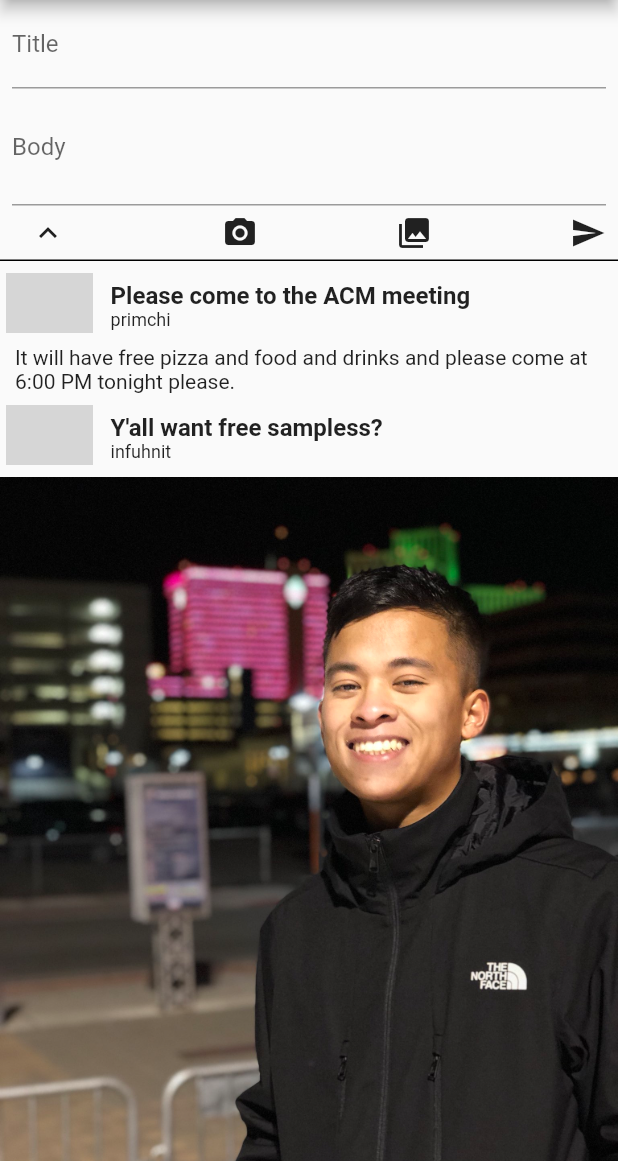
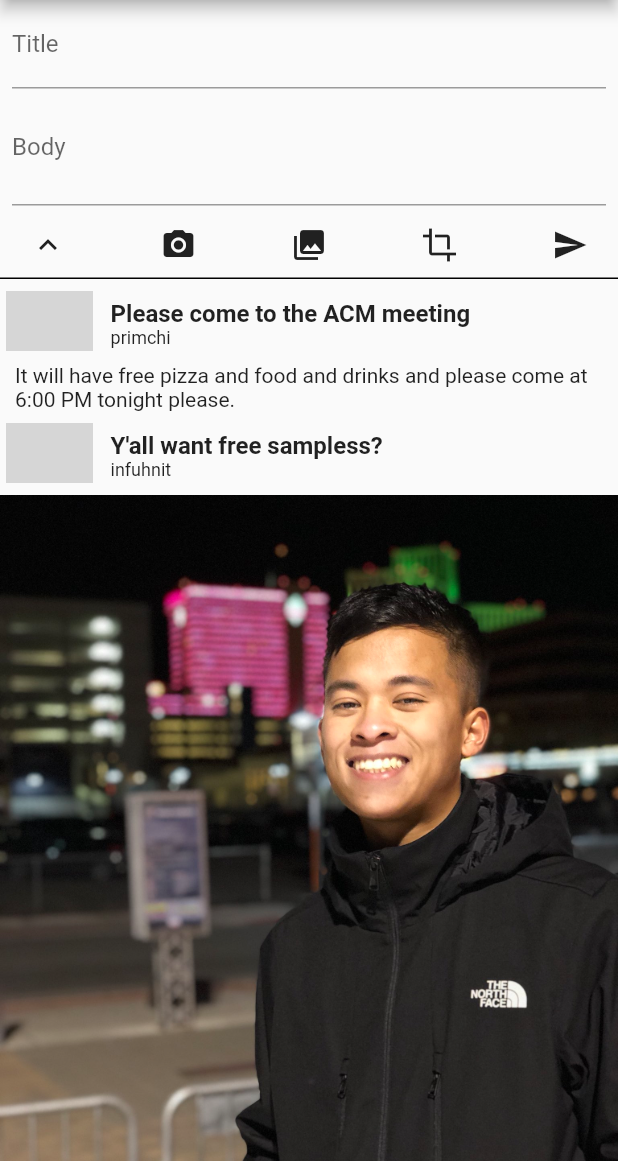
Before and after one commit to DyadSocial/dyad-mobile, a Flutter app: the FeedScreen screen opened directly, after a tap on the "post add" icon, on a phone screen of 412 x 824 dp, the part 75-1236 px from its top. Run offline on Flutter 3.47's test engine with Material 2 defaults, Android fonts, the light colour scheme and no system bars; our stand-ins replace flutter_blue, geolocator, image_cropper, image_picker, shared_preferences, sqflite and 1 more; missing offline and left inert: adaptive_navigation, path_to_regexp; accounts and stored records are empty; network calls fail; grey boxes are pictures that could not be loaded.

Commit message:
feat(ios/android-ruleset,-feed,-feed_list,-post_writer,-pubspec.yaml): added photo picker and cropper to post writer and callbacks

```diff
--- a/dyadapp/lib/src/pages/feed.dart
+++ b/dyadapp/lib/src/pages/feed.dart
@@ -88,7 +88,11 @@ class _FeedScreenState extends State<FeedScreen>
               flex: 0,
               child: Visibility(
                 visible: _postWriterActive,
-                child: PostWriter(postWriterCloseCallback),
+                child: PostWriter((postForm) async {
+                  print("${postForm.title}");
+                  print("${postForm.content}");
+                  print("${postForm.imageFile}");
+                }, postWriterCloseCallback),
               ),
             ),
             Expanded(
--- a/dyadapp/lib/src/widgets/feed_list.dart
+++ b/dyadapp/lib/src/widgets/feed_list.dart
@@ -14,7 +14,6 @@ class FeedList extends StatelessWidget {
 
   @override
   Widget build(BuildContext context) {
-    print(groupInstance.getUser(posts[0].author));
     return ListView.builder(
       itemCount: posts.length,
       itemBuilder: (context, index) => PostTile(
--- a/dyadapp/lib/src/widgets/post_writer.dart
+++ b/dyadapp/lib/src/widgets/post_writer.dart
@@ -1,12 +1,27 @@
 import 'package:flutter/material.dart';
+// Image Packages
+import 'dart:io';
+import 'package:image_picker/image_picker.dart';
+import 'package:image_cropper/image_cropper.dart';
+
+class PostForm {
+  final String title;
+  final String content;
+  final File? imageFile;
+
+  PostForm(this.title, this.content, {this.imageFile});
+}
 
 class PostWriter extends StatefulWidget {
+  final ValueChanged<PostForm> onWritePost;
   final Function() closeWriterCallback;
 
   PostWriter(
+    onWritePost,
     closeWriterCallback, {
     Key? key,
-  })  : this.closeWriterCallback = closeWriterCallback,
+  })  : this.onWritePost = onWritePost,
+        this.closeWriterCallback = closeWriterCallback,
         super(key: key);
 
   @override
@@ -14,6 +29,11 @@ class PostWriter extends StatefulWidget {
 }
 
 class _PostWriterState extends State<PostWriter> {
+  final _titleController = TextEditingController();
+  final _contentController = TextEditingController();
+  final ImagePicker _picker = ImagePicker();
+  File? _imageFile;
+
   @override
   void initState() {
     super.initState();
@@ -22,6 +42,34 @@ class _PostWriterState extends State<PostWriter> {
   @override
   void dispose() {
     super.dispose();
+  }
+
+  Future<void> _imagePicker(ImageSource src) async {
+    final XFile? image = await this._picker.pickImage(source: src);
+    if (image != null) {
+      setState(() {
+        _imageFile = File(image.path);
+      });
+    }
+  }
+
+  Future<void> _imageCropper() async {
+    File? cropped = await ImageCropper.cropImage(
+      sourcePath: _imageFile!.path,
+      aspectRatioPresets: [
+        CropAspectRatioPreset.original,
+        CropAspectRatioPreset.square,
+        CropAspectRatioPreset.ratio5x4,
+        CropAspectRatioPreset.ratio4x3
+      ],
+    );
+    setState(() {
+      _imageFile = cropped ?? _imageFile;
+    });
+  }
+
+  void _removeImage() {
+    setState(() => _imageFile = null);
   }
 
   @override
@@ -33,6 +81,8 @@ class _PostWriterState extends State<PostWriter> {
                 ),
           ),
         ),
+        child: Padding(
+          padding: const EdgeInsets.only(bottom: 12.0),
           child: Container(
             //color: Color(0xFFE8EDF1),
             child: Column(
@@ -42,6 +92,7 @@ class _PostWriterState extends State<PostWriter> {
                   Padding(
                     padding: const EdgeInsets.symmetric(horizontal: 8.0),
                     child: TextField(
+                      controller: _titleController,
                       decoration: InputDecoration(labelText: 'Title'),
                       maxLines: 1,
                     ),
@@ -49,10 +100,22 @@ class _PostWriterState extends State<PostWriter> {
                   Padding(
                     padding: const EdgeInsets.symmetric(horizontal: 8.0),
                     child: TextField(
+                      controller: _contentController,
                       decoration: InputDecoration(labelText: 'Body'),
                       minLines: 2,
                       maxLines: 10,
                     ),
+                  ),
+                  Visibility(
+                    visible: _imageFile != null,
+                    child: _imageFile != null
+                        ? Image.file(
+                            _imageFile!,
+                            fit: BoxFit.contain,
+                            height: 250,
+                            width: 250,
+                          )
+                        : Container(),
                   ),
                   Container(
                     height: 36,
@@ -63,17 +126,41 @@ class _PostWriterState extends State<PostWriter> {
                       crossAxisAlignment: CrossAxisAlignment.center,
                       children: [
                         IconButton(
-                        padding: EdgeInsets.zero,
                           icon: Icon(Icons.expand_less),
-                        onPressed: () => {widget.closeWriterCallback()},
+                          onPressed: () {
+                            _removeImage();
+                            widget.closeWriterCallback();
+                          },
                         ),
-                      Icon(Icons.photo_camera),
-                      Icon(Icons.collections),
-                      Icon(Icons.send),
+                        IconButton(
+                          icon: Icon(Icons.photo_camera),
+                          onPressed: () => _imagePicker(ImageSource.camera),
+                        ),
+                        IconButton(
+                          icon: Icon(Icons.collections),
+                          onPressed: () => _imagePicker(ImageSource.gallery),
+                        ),
+                        IconButton(
+                          icon: Icon(Icons.crop),
+                          onPressed: () => _imageCropper(),
+                        ),
+                        IconButton(
+                          icon: Icon(Icons.send),
+                          onPressed: () {
+                            widget.onWritePost(PostForm(
+                              _titleController.value.text,
+                              _contentController.value.text,
+                              imageFile: _imageFile,
+                            ));
+                            _removeImage();
+                            widget.closeWriterCallback();
+                          },
+                        ),
                       ],
                     ),
                   ),
                 ]),
           ),
+        ),
       );
 }
--- a/dyadapp/pubspec.yaml
+++ b/dyadapp/pubspec.yaml
@@ -30,6 +30,8 @@ dependencies:
   quiver: ^3.0.0
   url_launcher: 6.0.0
   url_strategy: ^0.2.0
+  image_cropper:
+  image_picker:
   # Hardware
   flutter_blue: 0.8.0
   geolocator: ^7.7.1
```
Also changed, not shown: dyadapp/pubspec.lock, 3 other files. Lines whose indentation alone changed are shown as unchanged.
